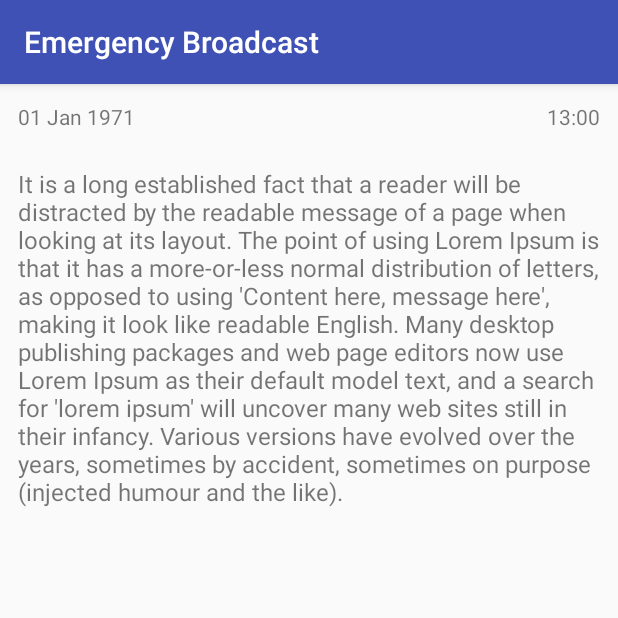
After one commit to TimothyY/EmergencyBroadcast, an Android app: the MessageDetailActivity screen opened directly, with no data from a screen before it, on a phone screen of 412 x 824 dp, the top half of it. The commit adds this screen. Run offline under Robolectric (Android 15) with nearby library versions, the phone set to English and light mode, and no system bars; 4 statements that could not run were skipped.

Commit message:
init dao

```diff
--- a/app/src/main/AndroidManifest.xml
+++ b/app/src/main/AndroidManifest.xml
@@ -18,8 +18,9 @@
                 <category android:name="android.intent.category.LAUNCHER" />
             </intent-filter>
         </activity>
-        <activity android:name=".AddContactActivity" />
-        <activity android:name=".CreateMessageActivity"></activity>
+        <activity android:name=".UpdateContactActivity" />
+        <activity android:name=".CreateMessageActivity" />
+        <activity android:name=".MessageDetailActivity" />
     </application>
 
 </manifest>
--- a/app/src/main/java/com/timeandtidestudio/emergencybroadcast/Adapter/SentMessagesAdapter.java
+++ b/app/src/main/java/com/timeandtidestudio/emergencybroadcast/Adapter/SentMessagesAdapter.java
@@ -47,9 +47,9 @@ public class SentMessagesAdapter extends BaseAdapter {
                 .getSystemService(Context.LAYOUT_INFLATER_SERVICE);
         View rowView = inflater.inflate(R.layout.row_sent_messages, viewGroup, false);
         TextView tvDate = (TextView) rowView.findViewById(R.id.tvDate);
-        tvDate.setText(getItem(i).title);
+        tvDate.setText(getItem(i).date);
         TextView tvMessage = (TextView) rowView.findViewById(R.id.tvMessage);
-        tvMessage.setText(getItem(i).content);
+        tvMessage.setText(getItem(i).message);
         return rowView;
     }
 }
--- /dev/null
+++ b/app/src/main/java/com/timeandtidestudio/emergencybroadcast/MessageDetailActivity.java
@@ -0,0 +1,26 @@
+package com.timeandtidestudio.emergencybroadcast;
+
+import android.support.v7.app.AppCompatActivity;
+import android.os.Bundle;
+import android.widget.TextView;
+
+import com.timeandtidestudio.emergencybroadcast.Model.SentMessage;
+
+public class MessageDetailActivity extends AppCompatActivity {
+
+    SentMessage sentMessage;
+    TextView tvDate, tvHour, tvMessage;
+
+    @Override
+    protected void onCreate(Bundle savedInstanceState) {
+        super.onCreate(savedInstanceState);
+        setContentView(R.layout.activity_message_detail);
+        sentMessage = (SentMessage) getIntent().getExtras().get("clickedSentMessage");
+        tvDate = (TextView) findViewById(R.id.tvDate);
+        tvDate.setText(sentMessage.date);
+        tvHour = (TextView) findViewById(R.id.tvHour);
+        tvHour.setText(sentMessage.hour);
+        tvMessage = (TextView) findViewById(R.id.tvMessage);
+        tvMessage.setText(sentMessage.message);
+    }
+}
--- a/app/src/main/java/com/timeandtidestudio/emergencybroadcast/Model/EmergencyContact.java
+++ b/app/src/main/java/com/timeandtidestudio/emergencybroadcast/Model/EmergencyContact.java
@@ -1,13 +1,16 @@
 package com.timeandtidestudio.emergencybroadcast.Model;
 
 import android.util.Log;
+
+import java.io.Serializable;
 
 /**
  * Created by User on 9/25/2017.
  */
 
-public class EmergencyContact {
+public class EmergencyContact implements Serializable{
 
+    public int id;
     public String name;
     public String phone;
     public String initial;
--- /dev/null
+++ b/app/src/main/res/layout/activity_message_detail.xml
@@ -0,0 +1,36 @@
+<?xml version="1.0" encoding="utf-8"?>
+<RelativeLayout
+    xmlns:android="http://schemas.android.com/apk/res/android"
+    xmlns:tools="http://schemas.android.com/tools"
+    android:layout_width="match_parent"
+    android:layout_height="match_parent"
+    tools:context="com.timeandtidestudio.emergencybroadcast.MessageDetailActivity">
+
+    <TextView
+        android:layout_width="wrap_content"
+        android:layout_height="wrap_content"
+        android:id="@+id/tvDate"
+        android:text="01 Jan 1971"
+        android:textSize="14sp"
+        android:layout_alignParentLeft="true"
+        android:layout_margin="12dp"/>
+
+    <TextView
+        android:layout_width="wrap_content"
+        android:layout_height="wrap_content"
+        android:id="@+id/tvHour"
+        android:text="13:00"
+        android:textSize="14sp"
+        android:layout_alignParentRight="true"
+        android:layout_margin="12dp"/>
+
+    <TextView
+        android:layout_width="match_parent"
+        android:layout_height="wrap_content"
+        android:id="@+id/tvMessage"
+        android:layout_margin="12dp"
+        android:textSize="16sp"
+        android:layout_alignParentLeft="true"
+        android:layout_below="@id/tvDate"
+        android:text="@string/lorem_ipsum"/>
+</RelativeLayout>
--- a/app/src/main/res/layout/activity_add_contact.xml
+++ b/app/src/main/res/layout/activity_update_contact.xml
@@ -4,7 +4,7 @@
     android:layout_width="match_parent"
     android:layout_height="match_parent"
     android:orientation="vertical"
-    tools:context="com.timeandtidestudio.emergencybroadcast.AddContactActivity">
+    tools:context="com.timeandtidestudio.emergencybroadcast.UpdateContactActivity">
 
     <TextView
         android:layout_width="wrap_content"
@@ -16,6 +16,7 @@
         android:layout_width="match_parent"
         android:layout_height="wrap_content"
         android:layout_margin="12dp"
+        android:id="@+id/etName"
         android:hint="@string/insert_contact_name_here"/>
 
     <TextView
@@ -28,6 +29,7 @@
         android:layout_width="match_parent"
         android:layout_height="wrap_content"
         android:layout_margin="12dp"
+        android:id="@+id/etPhoneNumber"
         android:hint="@string/insert_contact_phone_number_here"/>
 
     <Button
--- a/app/src/main/res/layout/row_sent_messages.xml
+++ b/app/src/main/res/layout/row_sent_messages.xml
@@ -17,7 +17,7 @@
             android:layout_width="wrap_content"
             android:layout_height="wrap_content"
             android:id="@+id/tvHour" android:layout_margin="12dp"
-            android:text="04:00 am" android:layout_alignParentRight="true"/>
+            android:text="21:00" android:layout_alignParentRight="true"/>
 
     </RelativeLayout>
 
--- a/app/src/main/res/values/strings.xml
+++ b/app/src/main/res/values/strings.xml
@@ -15,5 +15,8 @@
     <string name="insert_contact_name_here">Insert contact name here</string>
     <string name="contact_phone_number">Contact Phone Number</string>
     <string name="insert_contact_phone_number_here">Insert contact phone number here</string>
-    <string name="lorem_ipsum">It is a long established fact that a reader will be distracted by the readable content of a page when looking at its layout. The point of using Lorem Ipsum is that it has a more-or-less normal distribution of letters, as opposed to using \'Content here, content here\', making it look like readable English. Many desktop publishing packages and web page editors now use Lorem Ipsum as their default model text, and a search for \'lorem ipsum\' will uncover many web sites still in their infancy. Various versions have evolved over the years, sometimes by accident, sometimes on purpose (injected humour and the like).</string>
+    <string name="lorem_ipsum">It is a long established fact that a reader will be distracted by the readable message of a page when looking at its layout. The point of using Lorem Ipsum is that it has a more-or-less normal distribution of letters, as opposed to using \'Content here, message here\', making it look like readable English. Many desktop publishing packages and web page editors now use Lorem Ipsum as their default model text, and a search for \'lorem ipsum\' will uncover many web sites still in their infancy. Various versions have evolved over the years, sometimes by accident, sometimes on purpose (injected humour and the like).</string>
+    <string name="broadcast_warning">The following message will be broadcasted to all of your emergency contact !</string>
+    <string name="send_message">Send Message</string>
+    <string name="compose_manual_message_draft_hint">Compose your message draft here.</string>
 </resources>
```
Also changed, not shown: app/src/main/java/com/timeandtidestudio/emergencybroadcast/AddContactActivity.java (deleted, +0 -13 lines), app/src/main/java/com/timeandtidestudio/emergencybroadcast/Database/ContactsDAO.java (added, +91 -0 lines), app/src/main/java/com/timeandtidestudio/emergencybroadcast/Database/DraftedMessageDAO.java (added, +41 -0 lines), app/src/main/java/com/timeandtidestudio/emergencybroadcast/Database/EBSQLiteHelper.java (added, +89 -0 lines), app/src/main/java/com/timeandtidestudio/emergencybroadcast/Database/MessagesDAO.java (added, +8 -0 lines), app/src/main/java/com/timeandtidestudio/emergencybroadcast/Fragment/ContactListFragment.java (+9 -3 lines), app/src/main/java/com/timeandtidestudio/emergencybroadcast/Fragment/SentMessagesFragment.java (+9 -3 lines), app/src/main/java/com/timeandtidestudio/emergencybroadcast/MainActivity.java (+19 -2 lines), app/src/main/java/com/timeandtidestudio/emergencybroadcast/Model/SentMessage.java (+11 -6 lines), app/src/main/java/com/timeandtidestudio/emergencybroadcast/UpdateContactActivity.java (added, +40 -0 lines), app/src/main/res/layout/activity_create_message.xml (+27 -2 lines).
